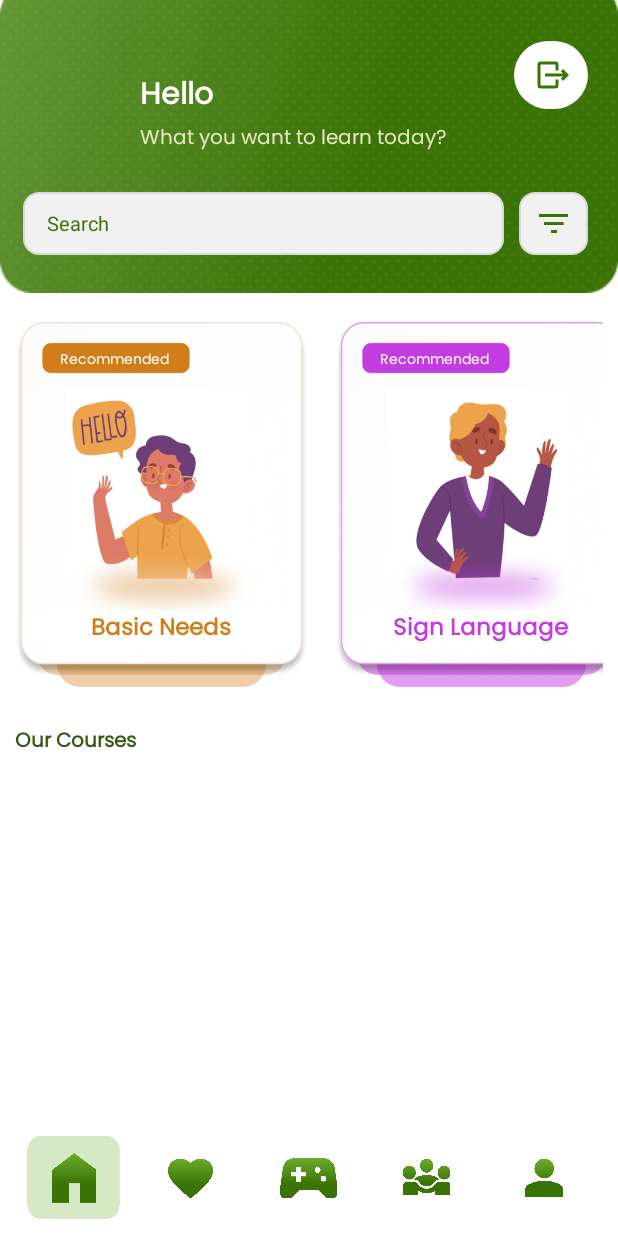
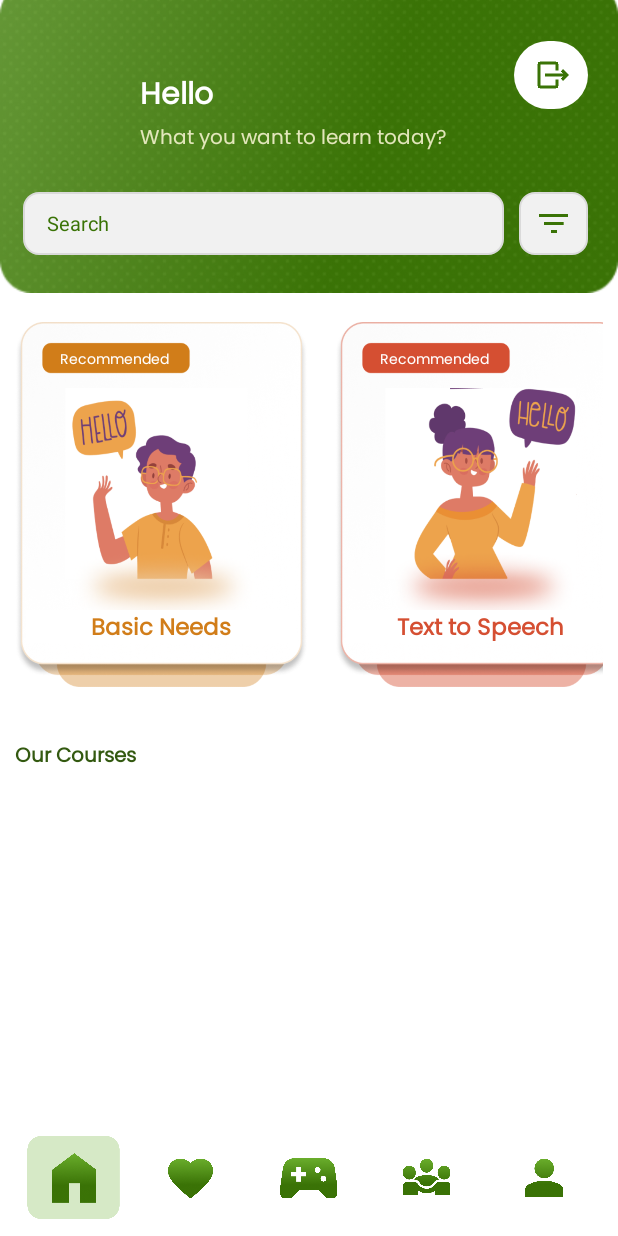
Before and after one commit to mohamedrifa/DeafMute, an Android app: the screen it shows after launch once a user with an empty profile is signed in (HomePage), on a phone screen of 412 x 824 dp. Run offline under Robolectric (Android 15) with nearby library versions, the phone set to English and light mode, and no system bars; our stand-ins replace Firebase (no records; nobody signed in at launch, a user with empty details on screens opened directly); pictures from the network do not load.

Commit message:
06/04/2025
.

```diff
--- a/app/src/main/java/com/example/deafandmute/Home.java
+++ b/app/src/main/java/com/example/deafandmute/Home.java
@@ -1,10 +1,14 @@
 package com.example.deafandmute;
 
+import android.annotation.SuppressLint;
+import android.graphics.Rect;
 import android.os.Bundle;
+import android.util.Log;
 import android.view.LayoutInflater;
 import android.view.View;
 import android.view.ViewGroup;
 import android.widget.RelativeLayout;
+import android.widget.TextView;
 import android.widget.Toast;
 import androidx.annotation.NonNull;
 import androidx.annotation.Nullable;
@@ -14,6 +18,8 @@ import androidx.recyclerview.widget.LinearLayoutManager;
 import androidx.recyclerview.widget.RecyclerView;
 import com.example.deafandmute.Course;
 import com.example.deafandmute.CourseAdapter;
+import com.google.firebase.auth.FirebaseAuth;
+import com.google.firebase.auth.FirebaseUser;
 import com.google.firebase.database.DataSnapshot;
 import com.google.firebase.database.DatabaseError;
 import com.google.firebase.database.DatabaseReference;
@@ -21,18 +27,18 @@ import com.google.firebase.database.FirebaseDatabase;
 import com.google.firebase.database.ValueEventListener;
 import java.util.ArrayList;
 import java.util.List;
-/**
- * A simple {@link Fragment} subclass.
- * Use the {@link Home#newInstance} factory method to
- * create an instance of this fragment.
- */
+
+
 public class Home extends Fragment {
 
-    private RelativeLayout basicNeeds, signlanguage, textToSpeech, speechtoText;
-    private RecyclerView recyclerView;
-    private CourseAdapter courseAdapter;
+    private RelativeLayout basicNeeds, textToSpeech, speechtoText;
+    private RecyclerView recyclerView, recyclerView1;
+    private CourseAdapter allCourseAdapter, enrolledCourseAdapter;
     private List<Course> courseList = new ArrayList<>();
+    private List<Course> enrolledCourses = new ArrayList<>();
+    TextView EnrolledText;
     private DatabaseReference databaseReference;
+
     public Home() {
         // Required empty public constructor
     }
@@ -42,81 +48,112 @@ public class Home extends Fragment {
         fragment.setArguments(args);
         return fragment;
     }
+    @SuppressLint("MissingInflatedId")
     @Override
     public View onCreateView(@NonNull LayoutInflater inflater, ViewGroup container, Bundle savedInstanceState) {
-        // Inflate the layout for this fragment
         View view = inflater.inflate(R.layout.fragment_home, container, false);
+
         recyclerView = view.findViewById(R.id.recyclerView);
-        // Set GridLayoutManager to create two columns
-        GridLayoutManager gridLayoutManager = new GridLayoutManager(getContext(), 2); // 2 columns
-        recyclerView.setLayoutManager(gridLayoutManager); // Set the layout manager
-        // Add item decoration to add margin between items (40dp for columns, 30dp for rows)
+        recyclerView1 = view.findViewById(R.id.recyclerView1);
+        EnrolledText = view.findViewById(R.id.enrolledText);
+
+        GridLayoutManager gridLayoutManager = new GridLayoutManager(getContext(), 2);
+        recyclerView.setLayoutManager(gridLayoutManager);
         recyclerView.addItemDecoration(new GridSpacingItemDecoration(2, dpToPx(35), dpToPx(15), true));
-        courseAdapter = new CourseAdapter(courseList, getContext());
-        recyclerView.setAdapter(courseAdapter);
-        // Initialize Firebase database reference
+
+        LinearLayoutManager layoutManager = new LinearLayoutManager(getContext(), LinearLayoutManager.HORIZONTAL, false);
+        recyclerView1.setLayoutManager(layoutManager);
+
+        int spacingInPixels = dpToPx(16); // or any spacing you want
+        recyclerView1.addItemDecoration(new HorizontalSpaceItemDecoration(spacingInPixels));
+
+        allCourseAdapter = new CourseAdapter(courseList, getContext());
+        enrolledCourseAdapter = new CourseAdapter(enrolledCourses, getContext());
+
+        recyclerView.setAdapter(allCourseAdapter);
+        recyclerView1.setAdapter(enrolledCourseAdapter);
+
         String language = getString(R.string.lang);
-        databaseReference = FirebaseDatabase.getInstance().getReference("courses/"+language);
-        // Fetch data from Firebase and update RecyclerView
-        databaseReference.addValueEventListener(new ValueEventListener() {
+        FirebaseUser user = FirebaseAuth.getInstance().getCurrentUser();
+
+        if (user == null) {
+            Toast.makeText(getContext(), "User not logged in", Toast.LENGTH_SHORT).show();
+            return view;
+        }
+
+        String userId = user.getUid();
+
+        // Fetch ALL courses first, then fetch ENROLLED
+        DatabaseReference allCoursesRef = FirebaseDatabase.getInstance().getReference("courses/" + language);
+        allCoursesRef.addValueEventListener(new ValueEventListener() {
             @Override
             public void onDataChange(@NonNull DataSnapshot snapshot) {
                 courseList.clear();
                 for (DataSnapshot courseSnapshot : snapshot.getChildren()) {
                     Course course = courseSnapshot.getValue(Course.class);
                     if (course != null) {
-                        course.setCourseId(courseSnapshot.getKey()); // Set unique courseId from Firebase
+                        course.setCourseId(courseSnapshot.getKey());
                         courseList.add(course);
                     }
                 }
-                courseAdapter.notifyDataSetChanged();
+                allCourseAdapter.notifyDataSetChanged();
+
+                // Once all courses are loaded, fetch enrolled courses
+                fetchEnrolledCourses(userId, language);
             }
+
             @Override
-            public void onCancelled(@NonNull DatabaseError databaseError) {
-                if (getContext() != null) {
-                    Toast.makeText(getContext(), "Error: " + databaseError.getMessage(), Toast.LENGTH_SHORT).show();
-                }
+            public void onCancelled(@NonNull DatabaseError error) {
+                Toast.makeText(getContext(), "Error: " + error.getMessage(), Toast.LENGTH_SHORT).show();
             }
         });
 
+        // Buttons to navigate to other fragments
         basicNeeds = view.findViewById(R.id.BasicNeeds);
-        signlanguage = view.findViewById(R.id.SignLanguage);
         textToSpeech = view.findViewById(R.id.TextToSpeech);
         speechtoText = view.findViewById(R.id.SpeechToText);
 
-        basicNeeds.setOnClickListener(new View.OnClickListener() {
+        basicNeeds.setOnClickListener(v -> requireActivity().getSupportFragmentManager().beginTransaction()
+                .replace(R.id.fragment_container, new BasicNeeds())
+                .commit());
+
+        textToSpeech.setOnClickListener(v -> requireActivity().getSupportFragmentManager().beginTransaction()
+                .replace(R.id.fragment_container, new TextToSpeechFragment())
+                .commit());
+
+        speechtoText.setOnClickListener(v -> requireActivity().getSupportFragmentManager().beginTransaction()
+                .replace(R.id.fragment_container, new SpeechToText())
+                .commit());
+
+        return view;
+    }
+
+    // Separate method to fetch enrolled courses after all courses are loaded
+    private void fetchEnrolledCourses(String userId, String language) {
+        DatabaseReference enrolledRef = FirebaseDatabase.getInstance().getReference("Users")
+                .child(userId).child("courseHistory").child(language);
+        enrolledRef.addValueEventListener(new ValueEventListener() {
             @Override
-            public void onClick(View v) {
-                requireActivity().getSupportFragmentManager().beginTransaction()
-                        .replace(R.id.fragment_container, new BasicNeeds())
-                        .commit();
+            public void onDataChange(@NonNull DataSnapshot snapshot) {
+                enrolledCourses.clear();
+                for (DataSnapshot courseSnapshot : snapshot.getChildren()) {
+                    String enrolledCourseId = courseSnapshot.getKey();
+                    for (Course course : courseList) {
+                        if (course.getCourseId().equals(enrolledCourseId)) {
+                            EnrolledText.setVisibility(View.VISIBLE);
+                            enrolledCourses.add(course);
+                            break;
+                        }
+                    }
+                }
+                enrolledCourseAdapter.notifyDataSetChanged();
+            }
+
+            @Override
+            public void onCancelled(@NonNull DatabaseError error) {
+                Toast.makeText(getContext(), "Error: " + error.getMessage(), Toast.LENGTH_SHORT).show();
             }
         });
-        signlanguage.setOnClickListener(new View.OnClickListener() {
-            @Override
-            public void onClick(View v) {
-                requireActivity().getSupportFragmentManager().beginTransaction()
-                        .replace(R.id.fragment_container, new SignLanguage())
-                        .commit();
-            }
-        });
-        textToSpeech.setOnClickListener(new View.OnClickListener() {
-            @Override
-            public void onClick(View v) {
-                requireActivity().getSupportFragmentManager().beginTransaction()
-                        .replace(R.id.fragment_container, new TextToSpeechFragment())
-                        .commit();
-            }
-        });
-        speechtoText.setOnClickListener(new View.OnClickListener() {
-            @Override
-            public void onClick(View v) {
-                requireActivity().getSupportFragmentManager().beginTransaction()
-                        .replace(R.id.fragment_container, new SpeechToText())
-                        .commit();
-            }
-        });
-        return view;
     }
     // ItemDecoration class to add spacing between items
     public static class GridSpacingItemDecoration extends RecyclerView.ItemDecoration {
@@ -165,3 +202,21 @@ public class Home extends Fragment {
         return (int) (dp * density);
     }
 }
+class HorizontalSpaceItemDecoration extends RecyclerView.ItemDecoration {
+    private final int space;
+
+    public HorizontalSpaceItemDecoration(int space) {
+        this.space = space;
+    }
+    @Override
+    public void getItemOffsets(@NonNull Rect outRect,
+                               @NonNull View view,
+                               @NonNull RecyclerView parent,
+                               @NonNull RecyclerView.State state) {
+        int position = parent.getChildAdapterPosition(view);
+        if (position == 0) {
+            outRect.left = space;
+        }
+        outRect.right = space;
+    }
+}
--- a/app/src/main/java/com/example/deafandmute/TutorialAdapter.java
+++ b/app/src/main/java/com/example/deafandmute/TutorialAdapter.java
@@ -51,9 +51,9 @@ public class TutorialAdapter extends RecyclerView.Adapter<TutorialAdapter.Tutori
             holder.ListBar.setBackgroundResource(R.drawable.tutorial_item_border);
             holder.nameTextView.setTextColor(Color.parseColor("#808080"));
         }
-        holder.ListBar.setOnClickListener(v -> selectVideo(position, tutorial.getUrl()));
+        holder.ListBar.setOnClickListener(v -> selectVideo(position ));
     }
-    void selectVideo(int position, String videoUrl) {
+    void selectVideo(int position) {
         if (selectedPosition != position) {
             selectedPosition = position;
             notifyDataSetChanged();
--- a/app/src/main/res/layout/fragment_home.xml
+++ b/app/src/main/res/layout/fragment_home.xml
@@ -67,45 +67,6 @@
                                         android:layout_height="wrap_content"
                                         android:text="@string/basic_needs"
                                         android:textColor="#D17D19"
-                                        android:fontFamily="@font/poppins"
-                                        android:textSize="15sp"
-                                        android:textFontWeight="600"/>
-                                </LinearLayout>
-                            </RelativeLayout>
-                            <RelativeLayout
-                                android:layout_width="195dp"
-                                android:layout_height="243dp"
-                                android:id="@+id/SignLanguage"
-                                android:layout_marginLeft="18dp"
-                                android:background="@drawable/recomended2">
-                                <LinearLayout
-                                    android:layout_width="93dp"
-                                    android:layout_height="13dp"
-                                    android:background="#C33CE0"
-                                    android:layout_marginTop="18dp"
-                                    android:gravity="center_horizontal"
-                                    android:layout_marginStart="20dp">
-                                    <TextView
-                                        android:layout_width="wrap_content"
-                                        android:layout_height="match_parent"
-                                        android:text="@string/recommended"
-                                        android:textSize="9sp"
-                                        android:textColor="@color/white"
-                                        android:fontFamily="@font/poppins"
-                                        android:textFontWeight="500"/>
-                                </LinearLayout>
-                                <LinearLayout
-                                    android:layout_width="180dp"
-                                    android:layout_height="22dp"
-                                    android:layout_centerHorizontal="true"
-                                    android:background="@color/white"
-                                    android:gravity="center_horizontal"
-                                    android:layout_marginTop="192dp">
-                                    <TextView
-                                        android:layout_width="wrap_content"
-                                        android:layout_height="wrap_content"
-                                        android:text="@string/sign_language"
-                                        android:textColor="#C33CE0"
                                         android:fontFamily="@font/poppins"
                                         android:textSize="15sp"
                                         android:textFontWeight="600"/>
@@ -191,6 +152,25 @@
                             </RelativeLayout>
                         </LinearLayout>
                     </HorizontalScrollView>
+                    <TextView
+                        android:layout_width="match_parent"
+                        android:layout_height="wrap_content"
+                        android:text="@string/enrolled_courses"
+                        android:textColor="#335910"
+                        android:fontFamily="@font/poppins"
+                        android:id="@+id/enrolledText"
+                        android:visibility="gone"
+                        android:textSize="13sp"
+                        android:textFontWeight="600"
+                        android:layout_marginTop="25dp"/>
+
+                    <androidx.recyclerview.widget.RecyclerView
+                        android:id="@+id/recyclerView1"
+                        android:layout_width="match_parent"
+                        android:layout_marginTop="10dp"
+                        android:layout_height="wrap_content"
+                        android:layout_marginHorizontal="0dp"
+                        android:clipToPadding="false" />
 
                     <TextView
                         android:layout_width="match_parent"
@@ -205,11 +185,11 @@
                 <androidx.recyclerview.widget.RecyclerView
                     android:id="@+id/recyclerView"
                     android:layout_width="match_parent"
-                    android:layout_height="wrap_content"
+                    android:layout_height="1000dp"
                     android:clipToPadding="false" />
                 <LinearLayout
                     android:layout_width="match_parent"
-                    android:layout_height="80dp"/>
+                    android:layout_height="100dp"/>
             </LinearLayout>
         </ScrollView>
     </LinearLayout>
--- a/app/src/main/res/values/strings.xml
+++ b/app/src/main/res/values/strings.xml
@@ -165,9 +165,10 @@
     <string name="payment_successfull">Payment Successfull</string>
     <string name="payment_failed">Payment Failed</string>
     <string name="failed_to_fetch_data">failed to fetch data</string>
-    <string name="playing">Playing...</string>
+
     <string name="failed_to_load_data">Failed to load data</string>
     <string name="failed_to_load_video">failed to load video</string>
+    <string name="enrolled_courses">Enrolled Courses</string>
 
 
 </resources>
```
Also changed, not shown: app/src/main/java/com/example/deafandmute/EnrolledCourse.java (+49 -25 lines), app/src/main/java/com/example/deafandmute/HomePage.java (+58 -7 lines), app/src/main/java/com/example/deafandmute/SignLanguage.java (deleted, +0 -64 lines), app/src/main/res/layout/fragment_enrolled_course.xml (+22 -6 lines), app/src/main/res/layout/fragment_sign_language.xml (deleted, +0 -20 lines), 1 other file.
